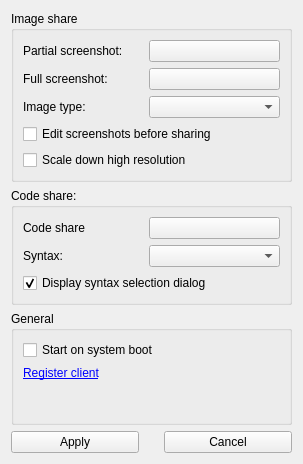
Qt form client/config.ui (bakwc/Pastexen) before a commit.
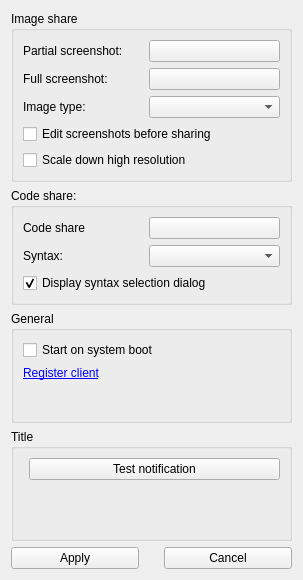
The same form after that commit. Icons and pictures are not drawn.

Diff of the .ui file:
```diff
--- a/client/config.ui
+++ b/client/config.ui
@@ -7,7 +7,7 @@
     <x>0</x>
     <y>0</y>
     <width>303</width>
-    <height>464</height>
+    <height>580</height>
    </rect>
   </property>
   <property name="sizePolicy">
@@ -29,7 +29,7 @@
    <iconset resource="resources.qrc">
     <normaloff>:/icons/icon.png</normaloff>:/icons/icon.png</iconset>
   </property>
-  <layout class="QVBoxLayout" name="verticalLayout" stretch="0,0,0,0">
+  <layout class="QVBoxLayout" name="verticalLayout" stretch="0,0,0,0,0">
    <item>
     <widget class="QGroupBox" name="groupBox_2">
      <property name="title">
@@ -303,6 +303,22 @@
      </layout>
     </widget>
    </item>
+   <item>
+    <widget class="QGroupBox" name="formGroupBox">
+     <property name="title">
+      <string>Title</string>
+     </property>
+     <layout class="QFormLayout" name="formLayout_4">
+      <item row="1" column="1">
+       <widget class="QPushButton" name="pushButton">
+        <property name="text">
+         <string>Test notification</string>
+        </property>
+       </widget>
+      </item>
+     </layout>
+    </widget>
+   </item>
    <item>
     <layout class="QHBoxLayout" name="horizontalLayout">
      <property name="spacing">
```
